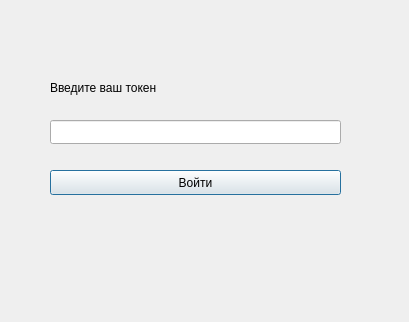
The window that admin_archive_lmk/dialog_login.ui (FANDIM-wolf/FileHub) describes before a commit, drawn with Qt 5.
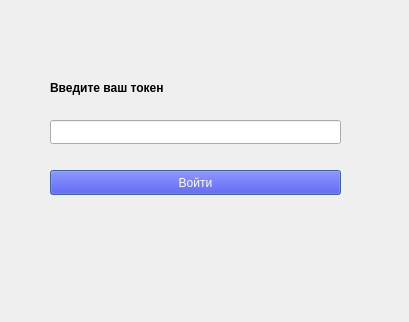
The same window after the commit.

```diff
--- a/admin_archive_lmk/dialog_login.ui
+++ b/admin_archive_lmk/dialog_login.ui
@@ -22,6 +22,13 @@
      <height>16</height>
     </rect>
    </property>
+   <property name="font">
+    <font>
+     <family>Arial</family>
+     <weight>75</weight>
+     <bold>true</bold>
+    </font>
+   </property>
    <property name="text">
     <string>Введите ваш токен</string>
    </property>
@@ -45,6 +52,11 @@
      <height>25</height>
     </rect>
    </property>
+   <property name="styleSheet">
+    <string notr="true">font-family: 'Roboto';
+color:white;
+background-color:blue;</string>
+   </property>
    <property name="text">
     <string>Войти</string>
    </property>
```
